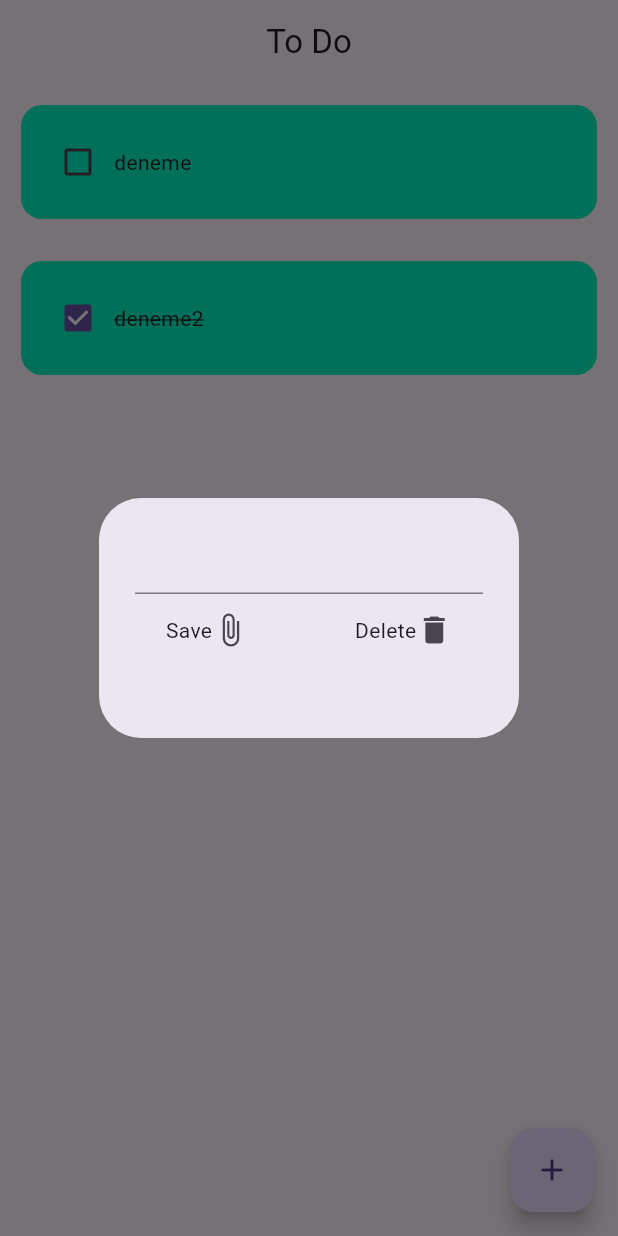
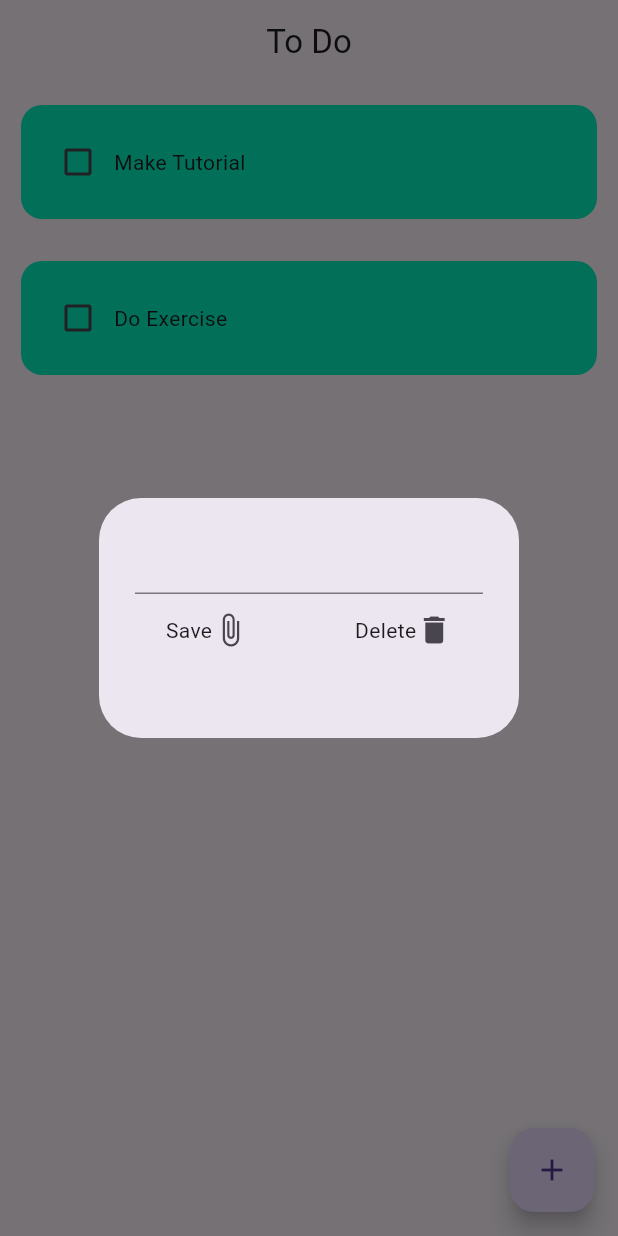
Before and after one commit to Yido1007/to_do_app, a Flutter app: the screen it shows after launch, after a tap on the "add" icon, on a phone screen of 412 x 824 dp. Run offline on Flutter 3.47's test engine with Material 3 defaults, Android fonts, the phone set to English and light mode, and no system bars; drawn by our look-alikes of flutter_slidable; our stand-ins replace gap, hive_flutter; accounts and stored records are empty.

Commit message:
finish the database structure

```diff
--- /dev/null
+++ b/lib/core/database.dart
@@ -0,0 +1,22 @@
+import 'package:hive_flutter/hive_flutter.dart';
+
+class ToDoDatabase {
+  List toDoList = [];
+
+  final _storage = Hive.box("storage");
+
+  void createInitalData() {
+    toDoList = [
+      ["Make Tutorial", false],
+      ["Do Exercise", false]
+    ];
+  }
+
+  void loadData() {
+    toDoList = _storage.get("TODOLIST");
+  }
+
+  void updateData() {
+    _storage.put("TODOLIST", toDoList);
+  }
+}
--- a/lib/main.dart
+++ b/lib/main.dart
@@ -1,18 +1,21 @@
 import 'package:flutter/material.dart';
-import 'package:to_do_app/screen/client/home.dart';
+import 'package:hive_flutter/hive_flutter.dart';
+import 'screen/client/home.dart'; // Make sure to import your HomeScreen file here
 
-void main() {
-  runApp(const MainApp());
+void main() async {
+  await Hive.initFlutter();
+  await Hive.openBox("storage");
+
+  runApp(const MyApp());
 }
 
-class MainApp extends StatelessWidget {
-  const MainApp({super.key});
+class MyApp extends StatelessWidget {
+  const MyApp({super.key});
 
   @override
   Widget build(BuildContext context) {
     return const MaterialApp(
-      debugShowCheckedModeBanner: false,
-      home: Scaffold(body: HomeScreen()),
+      home: HomeScreen(),
     );
   }
 }
--- a/lib/screen/client/home.dart
+++ b/lib/screen/client/home.dart
@@ -1,4 +1,6 @@
 import 'package:flutter/material.dart';
+import 'package:hive_flutter/hive_flutter.dart';
+import 'package:to_do_app/core/database.dart';
 import '../../widgets/alertbox.dart';
 import '../../widgets/to_do_item.dart';
 
@@ -10,19 +12,33 @@ class HomeScreen extends StatefulWidget {
 }
 
 class _HomeScreenState extends State<HomeScreen> {
+  late Box _storage;
+  ToDoDatabase db = ToDoDatabase();
+
+  @override
+  void initState() {
+    super.initState();
+    _initializeHive();
+  }
+
+  void _initializeHive() async {
+    _storage = Hive.box("storage");
+    if (_storage.get("TODOLIST") == null) {
+      db.createInitalData();
+    } else {
+      db.loadData();
+    }
+    setState(() {}); // Refresh the state after Hive initialization
+  }
+
   final _controller = TextEditingController();
-
-  // List of tasks
-  List toDoList = [
-    ["deneme", false],
-    ["deneme2", true]
-  ];
 
   // Control Checkbox tap
   void checkBoxChanged(bool? value, int index) {
     setState(() {
-      toDoList[index][1] = !toDoList[index][1];
+      db.toDoList[index][1] = !db.toDoList[index][1];
     });
+    db.updateData();
   }
 
   void createNewTask() {
@@ -42,16 +58,18 @@ class _HomeScreenState extends State<HomeScreen> {
 
   void saveNewTask() {
     setState(() {
-      toDoList.add([_controller.text, false]);
+      db.toDoList.add([_controller.text, false]);
       _controller.clear();
     });
+    db.updateData();
     Navigator.of(context).pop();
   }
 
   void deleteTask(int index) {
     setState(() {
-      toDoList.removeAt(index);
+      db.toDoList.removeAt(index);
     });
+    db.updateData();
   }
 
   @override
@@ -65,12 +83,15 @@ class _HomeScreenState extends State<HomeScreen> {
         onPressed: createNewTask,
         child: const Icon(Icons.add),
       ),
-      body: ListView.builder(
-        itemCount: toDoList.length,
+      // ignore: unnecessary_null_comparison
+      body: _storage == null
+          ? const Center(child: CircularProgressIndicator())
+          : ListView.builder(
+              itemCount: db.toDoList.length,
               itemBuilder: (context, index) {
                 return ToDoItem(
-            taskName: toDoList[index][0],
-            taskCompleted: toDoList[index][1],
+                  taskName: db.toDoList[index][0],
+                  taskCompleted: db.toDoList[index][1],
                   onChanged: (value) => checkBoxChanged(value, index),
                   deleteFunc: (context) => deleteTask(index),
                 );
--- a/pubspec.yaml
+++ b/pubspec.yaml
@@ -12,6 +12,7 @@ dependencies:
   flutter_slidable: ^3.1.0
   gap: ^3.0.1
   go_router: ^14.1.4
+  hive_flutter: ^1.1.0
 
 dev_dependencies:
   flutter_test:
```
Also changed, not shown: pubspec.lock, 1 other file. Lines whose indentation alone changed are shown as unchanged.
